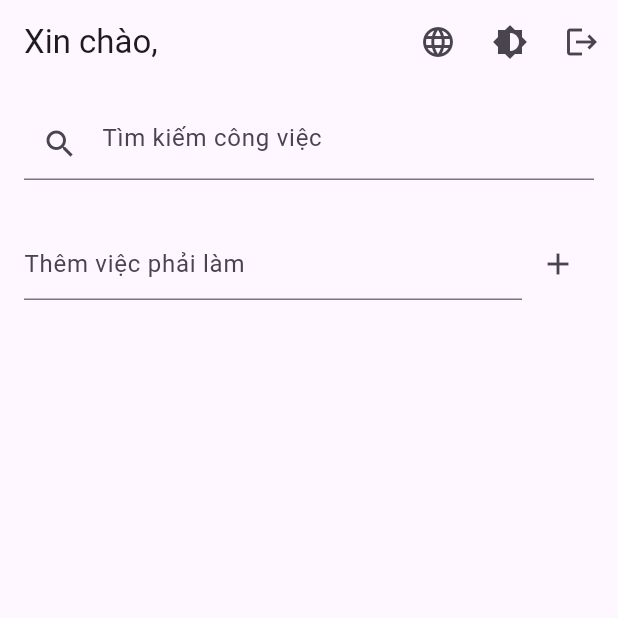
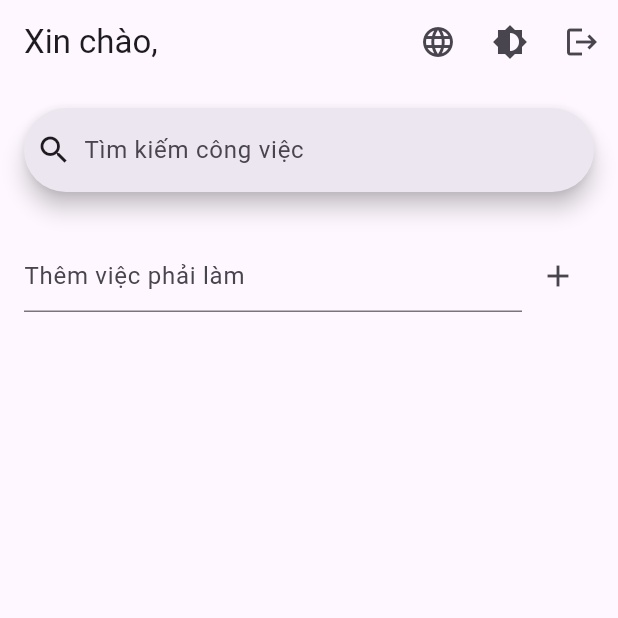
Before and after one commit to thq5601/Todo-Cubit-Demo, a Flutter app: the HomeScreen screen opened by its route, on a phone screen of 412 x 824 dp, the top half of it. Run offline on Flutter 3.47's test engine with Material 3 defaults, Android fonts, the light colour scheme and no system bars; our stand-ins replace easy_localization, equatable, flutter_bloc, go_router, rxdart.

Commit message:
Thêm SearchBar, chỉnh lại phần locale để đồng bộ với enter_todo và search_todo

```diff
--- a/lib/screen/todo_screen.dart
+++ b/lib/screen/todo_screen.dart
@@ -1,4 +1,3 @@
-
 import 'package:bloc_cubit/cubit/todo_cubit.dart';
 import 'package:bloc_cubit/cubit/todo_state.dart';
 import 'package:bloc_cubit/cubit/todo_search_cubit.dart';
@@ -34,17 +33,16 @@ class _TodoScreenState extends State<TodoScreen> {
           child: Builder(
             builder: (context) {
               final _ = context.locale;
-              return TextField(
+
+              return SearchBar(
+                hintText: "search_todo".tr(),
                 controller: _searchController,
+                leading: const Icon(Icons.search),
                 onChanged: (value) {
                   context.read<TodoSearchCubit>().setQuery(value);
                 },
-                decoration: InputDecoration(
-                  prefixIcon: const Icon(Icons.search),
-                  hintText: "search_todo".tr(),
-                ),
               );
-            }
+            },
           ),
         ),
 
@@ -61,7 +59,7 @@ class _TodoScreenState extends State<TodoScreen> {
                       controller: _controller,
                       decoration: InputDecoration(hintText: "enter_todo".tr()),
                     );
-                  }
+                  },
                 ),
               ),
               IconButton(
```
